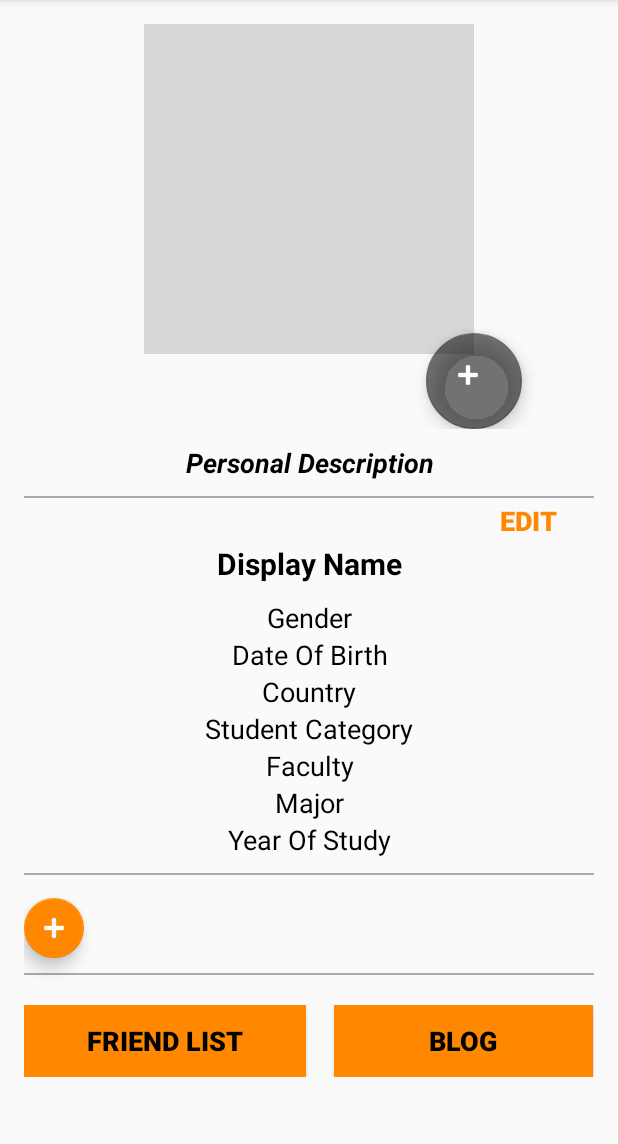
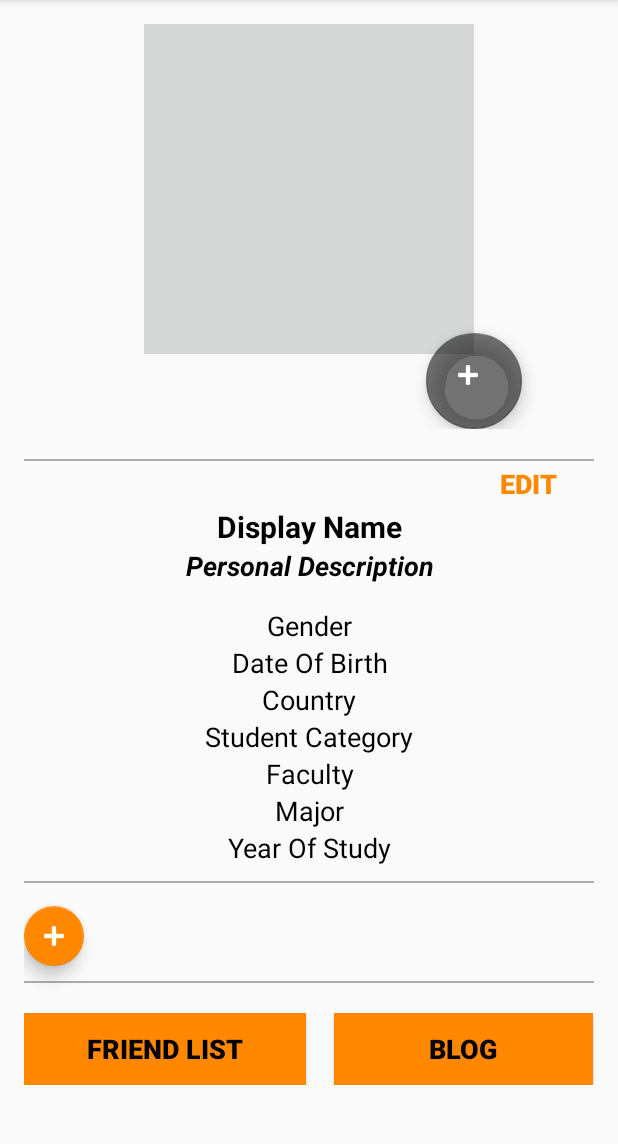
Before and after one commit to fypgibson3/fyp, an Android app: the fragment ProfileSetting shown on its own in the app's theme, on a phone screen of 412 x 824 dp, the part 84-1228 px from its top. Run offline under Robolectric (Android 15) with nearby library versions, the phone set to English and light mode, and no system bars; our stand-ins replace Volley.

Commit message:
PofileSetting - In Progress USTMap - Get Mac Address

```diff
--- a/app/src/main/AndroidManifest.xml
+++ b/app/src/main/AndroidManifest.xml
@@ -2,6 +2,7 @@
 <manifest xmlns:android="http://schemas.android.com/apk/res/android"
     package="com.csefyp2016.gib3.ustsocialapp">
 
+    <uses-permission android:name="android.permission.ACCESS_WIFI_STATE" />
     <uses-permission android:name="android.permission.READ_EXTERNAL_STORAGE" />
     <uses-permission android:name="android.permission.INTERNET" />
 
--- a/app/src/main/java/com/csefyp2016/gib3/ustsocialapp/ProfileSetting.java
+++ b/app/src/main/java/com/csefyp2016/gib3/ustsocialapp/ProfileSetting.java
@@ -1,6 +1,7 @@
 package com.csefyp2016.gib3.ustsocialapp;
 
 import android.content.Intent;
+import android.support.design.widget.FloatingActionButton;
 import android.support.v4.app.Fragment;
 import android.os.Bundle;
 import android.view.LayoutInflater;
@@ -8,15 +9,43 @@ import android.view.View;
 import android.view.ViewGroup;
 import android.widget.Button;
 
+import com.android.volley.RequestQueue;
+import com.android.volley.toolbox.StringRequest;
+import com.android.volley.toolbox.Volley;
+
 
 public class ProfileSetting extends Fragment {
     private Button viewMyFdList;
     private Button viewMyBlog;
+    private Button editButton;
+    private FloatingActionButton editProfilePicButton;
+
+    private static final String URL = "http://ec2-52-221-30-8.ap-southeast-1.compute.amazonaws.com/createNewAccount.php";
+    private RequestQueue requestQueue;
+    private StringRequest request;
 
     @Override
     public View onCreateView(LayoutInflater inflater, ViewGroup container,
                              Bundle savedInstanceState) {
         View view = inflater.inflate(R.layout.fragment_profile_setting, container, false);
+
+        requestQueue = Volley.newRequestQueue(view.getContext());
+
+        editProfilePicButton = (FloatingActionButton) view.findViewById(R.id.fab_profile_picture_edit);
+        editProfilePicButton.setOnClickListener(new FloatingActionButton.OnClickListener() {
+            @Override
+            public void onClick(View view) {
+
+            }
+        });
+
+        editButton = (Button) view.findViewById(R.id.b_profile_edit_info);
+        editButton.setOnClickListener(new Button.OnClickListener() {
+            @Override
+            public void onClick(View view) {
+
+            }
+        });
 
         viewMyFdList = (Button) view.findViewById(R.id.b_profile_friend_list);
         viewMyFdList.setOnClickListener(new Button.OnClickListener() {
@@ -38,4 +67,12 @@ public class ProfileSetting extends Fragment {
 
         return view;
     }
+
+    private void setProfileInfo() {
+
+    }
+
+       private void httpPostRequest() {
+
+    }
 }
--- a/app/src/main/java/com/csefyp2016/gib3/ustsocialapp/USTMap.java
+++ b/app/src/main/java/com/csefyp2016/gib3/ustsocialapp/USTMap.java
@@ -35,9 +35,9 @@ public class USTMap extends Fragment {
         });
 
         location = (TextView) view.findViewById(R.id.view_map_locaion_des);
-        WifiManager wifiMgr = (WifiManager) this.getContext().getSystemService(Context.WIFI_SERVICE);
+        WifiManager wifiMgr = (WifiManager) view.getContext().getApplicationContext().getSystemService(Context.WIFI_SERVICE);
         WifiInfo wifiInfo = wifiMgr.getConnectionInfo();
-        SSID = wifiInfo.getSSID();
+        SSID = wifiInfo.getBSSID();
         location.setText(SSID);
         return view;
     }
--- a/app/src/main/res/layout/fragment_profile_setting.xml
+++ b/app/src/main/res/layout/fragment_profile_setting.xml
@@ -33,18 +33,18 @@
                     android:scaleType="fitXY" />
 
                 <android.support.design.widget.FloatingActionButton
+                    android:id="@+id/fab_profile_picture_edit"
                     android:layout_width="69dp"
                     android:layout_height="64dp"
+                    android:layout_gravity="bottom|center_horizontal"
                     android:clickable="true"
+                    android:tint="@android:color/white"
+                    app:backgroundTint="?android:attr/textColorTertiary"
+                    app:elevation="7dp"
                     app:fabSize="normal"
-                    app:srcCompat="@android:drawable/ic_input_add"
-                    android:id="@+id/fb_profile_picture_edit"
                     app:layout_anchor="@+id/image_profile_picture_edit"
                     app:layout_anchorGravity="bottom|right"
-                    android:layout_gravity="bottom|center_horizontal"
-                    app:backgroundTint="?android:attr/textColorTertiary"
-                    app:elevation="7dp"
-                    android:tint="@android:color/white" />
+                    app:srcCompat="@android:drawable/ic_input_add" />
 
             </android.support.design.widget.CoordinatorLayout>
 
@@ -52,18 +52,6 @@
                 android:layout_width="match_parent"
                 android:layout_weight="1"
                 android:layout_height="10dp" />
-
-            <TextView
-                android:text="@string/text_personal_description"
-                android:layout_width="match_parent"
-                android:layout_height="wrap_content"
-                android:id="@+id/view_profile_personal_des"
-                android:gravity="center_horizontal"
-                android:layout_gravity="center_vertical"
-                android:layout_weight="1"
-                android:textSize="@dimen/hint_text_size"
-                android:textColor="@android:color/background_dark"
-                android:textStyle="bold|italic" />
 
             <View
                 android:layout_width="match_parent"
@@ -88,27 +76,44 @@
 
                 <TableRow
                     android:layout_width="match_parent"
+                    android:layout_height="match_parent" >
+
+                    <TextView
+                        android:id="@+id/view_profile_display_name"
+                        android:layout_width="match_parent"
+                        android:layout_height="wrap_content"
+                        android:layout_gravity="center_vertical"
+                        android:layout_weight="1"
+                        android:gravity="center_horizontal"
+                        android:text="@string/text_display_name"
+                        android:textColor="@android:color/background_dark"
+                        android:textSize="@dimen/textView_title_size"
+                        android:textStyle="bold" />
+
+                </TableRow>
+
+                <TableRow
+                    android:layout_width="match_parent"
                     android:layout_height="wrap_content" >
 
                     <TextView
-                        android:text="@string/text_display_name"
+                        android:id="@+id/view_profile_personal_des"
                         android:layout_width="match_parent"
                         android:layout_height="wrap_content"
-                        android:id="@+id/view_profile_display_name"
-                        android:textSize="@dimen/textView_title_size"
-                        android:textColor="@android:color/background_dark"
+                        android:layout_gravity="center_vertical"
                         android:layout_weight="1"
                         android:gravity="center_horizontal"
-                        android:layout_gravity="center_vertical"
-                        android:textStyle="bold" />
-
+                        android:text="@string/text_personal_description"
+                        android:textColor="@android:color/background_dark"
+                        android:textSize="@dimen/hint_text_size"
+                        android:textStyle="bold|italic" />
                 </TableRow>
 
             </TableLayout>
 
             <Space
                 android:layout_width="match_parent"
-                android:layout_height="10dp" />
+                android:layout_height="15dp" />
 
             <TableLayout
                 android:layout_width="match_parent"
--- a/build.gradle
+++ b/build.gradle
@@ -5,7 +5,7 @@ buildscript {
         jcenter()
     }
     dependencies {
-        classpath 'com.android.tools.build:gradle:2.2.3'
+        classpath 'com.android.tools.build:gradle:2.3.0'
 
         // NOTE: Do not place your application dependencies here; they belong
         // in the individual module build.gradle files
```
Also changed, not shown: gradle/wrapper/gradle-wrapper.properties.
